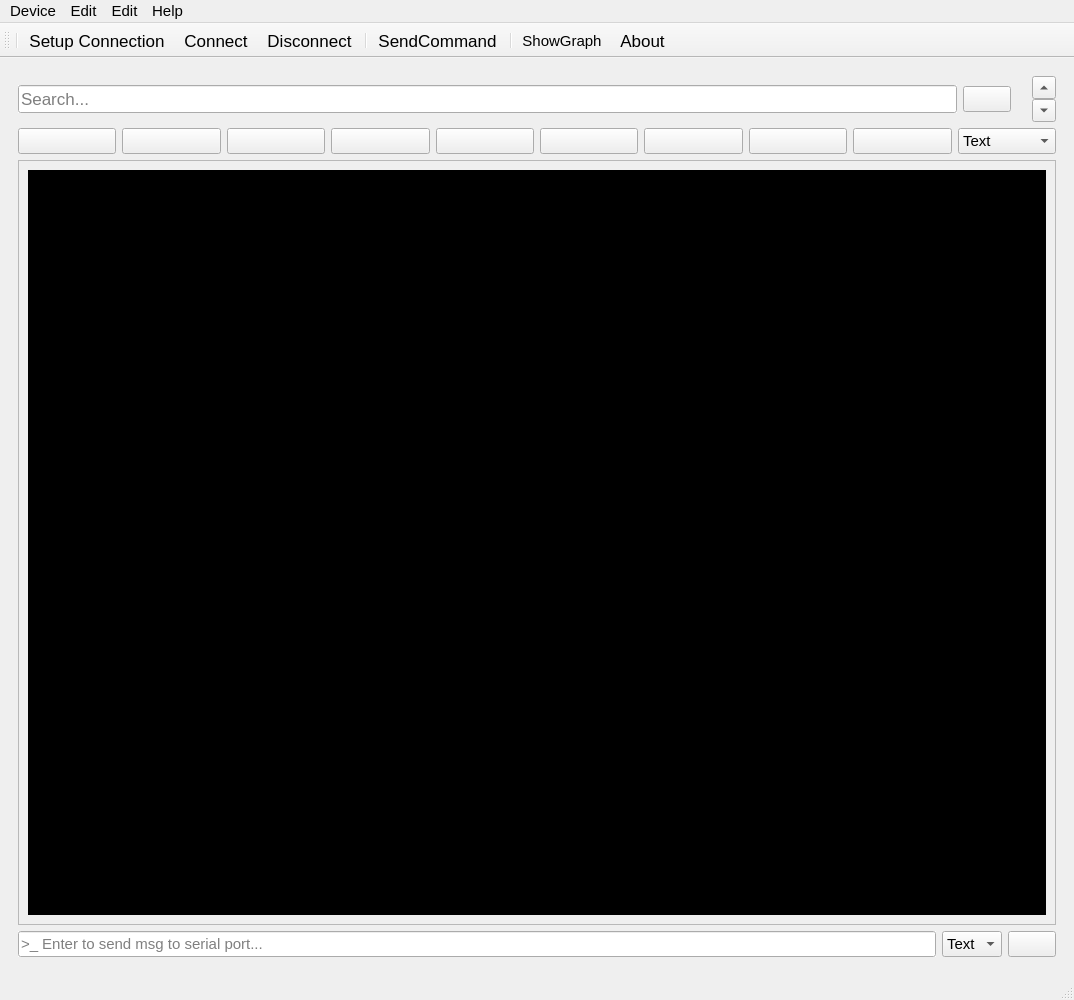
Before: the Qt Designer form assets/UI/ZoulTerm.ui in FathiMahdi/ZoulTerm, drawn with Qt 5.
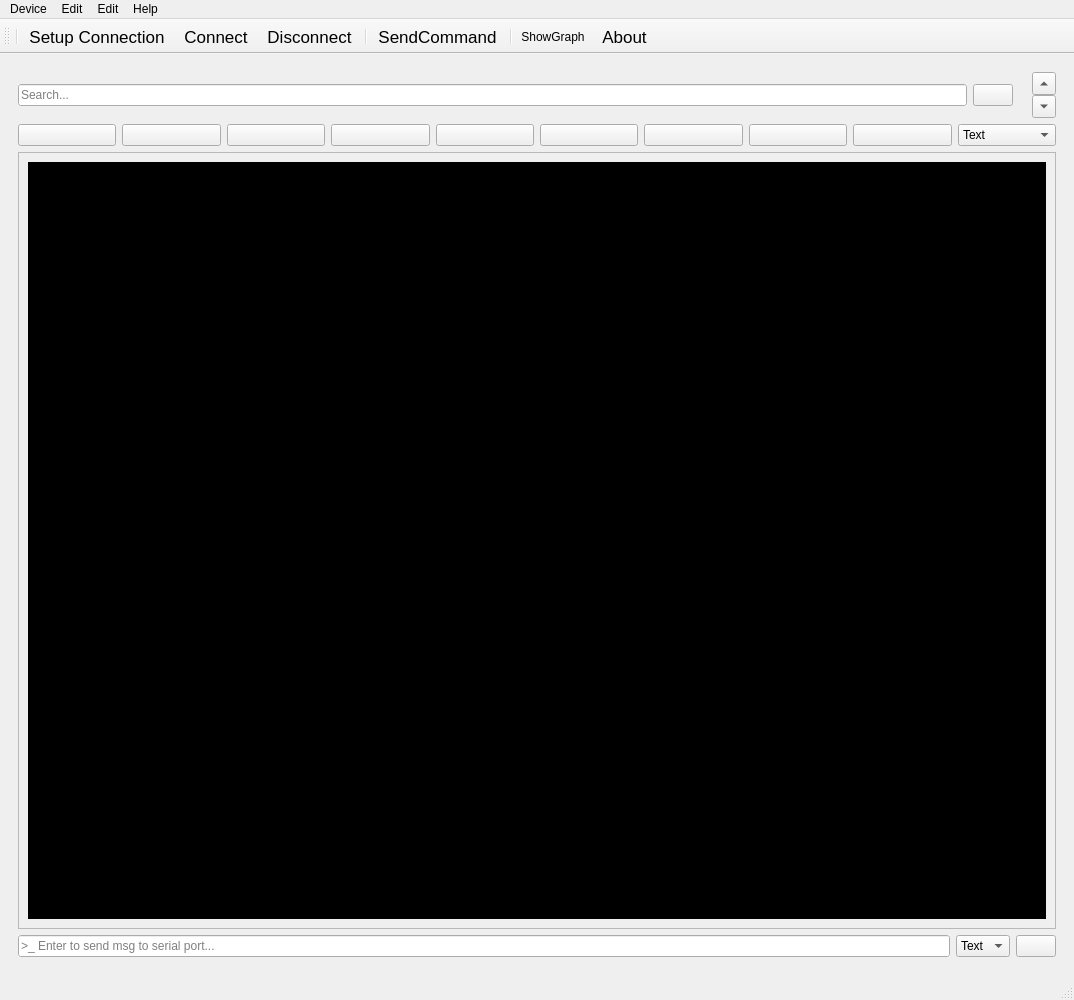
After: the same form once the commit is applied. Icons and pictures are not drawn.

What changed in the file:
```diff
--- a/assets/UI/ZoulTerm.ui
+++ b/assets/UI/ZoulTerm.ui
@@ -24,7 +24,7 @@
   </property>
   <property name="font">
    <font>
-    <pointsize>11</pointsize>
+    <pointsize>9</pointsize>
    </font>
   </property>
   <property name="mouseTracking">
@@ -62,7 +62,7 @@
             <widget class="QLineEdit" name="lineEdit_search">
              <property name="font">
               <font>
-               <pointsize>13</pointsize>
+               <pointsize>9</pointsize>
               </font>
              </property>
              <property name="tabletTracking">
@@ -745,7 +745,7 @@
      <x>0</x>
      <y>0</y>
      <width>1074</width>
-     <height>24</height>
+     <height>21</height>
     </rect>
    </property>
    <widget class="QMenu" name="menuAbout">
```
